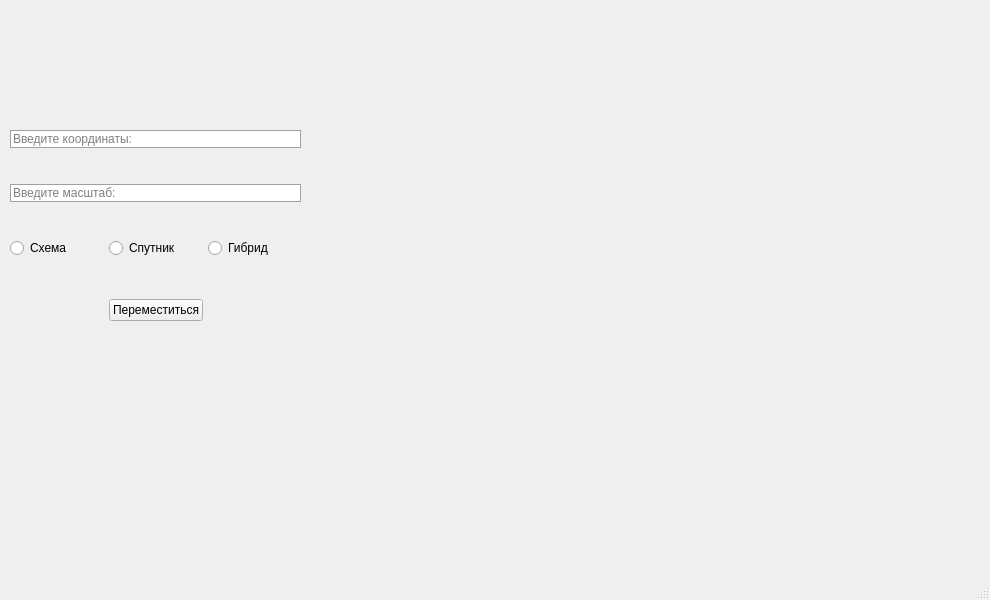
Old version of the form map_api.ui in the repository Proksima1/Maps-api.
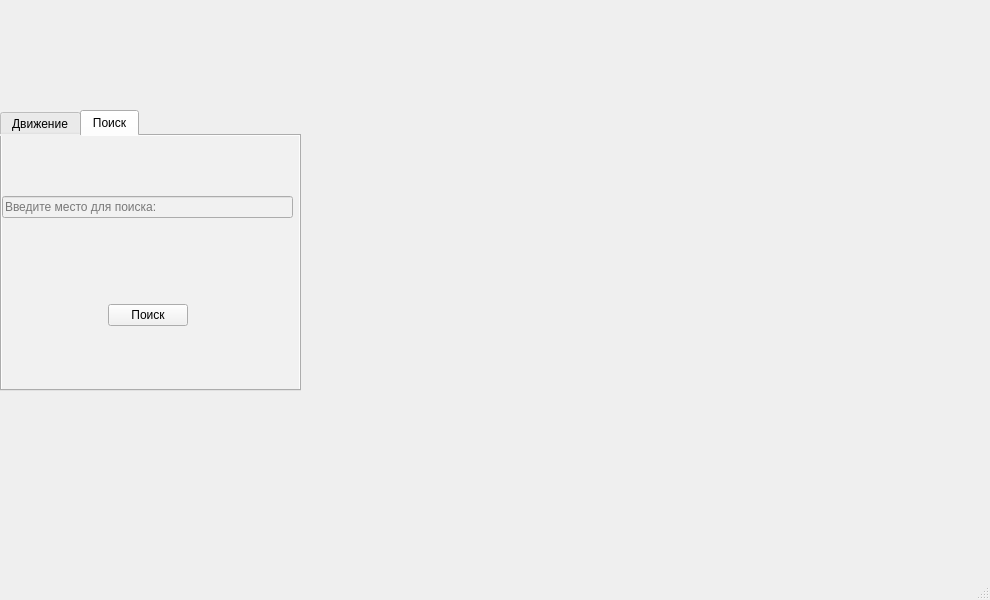
New version of the form. The open tabs and pages were chosen to show the change.

Commit message: Немного поправил код

The edit to the form file:
```diff
--- a/map_api.ui
+++ b/map_api.ui
@@ -30,11 +30,30 @@
      <string/>
     </property>
    </widget>
+   <widget class="QTabWidget" name="tabWidget">
+    <property name="geometry">
+     <rect>
+      <x>0</x>
+      <y>110</y>
+      <width>301</width>
+      <height>281</height>
+     </rect>
+    </property>
+    <property name="styleSheet">
+     <string notr="true">background: rgb(241, 241, 241)</string>
+    </property>
+    <property name="currentIndex">
+     <number>0</number>
+    </property>
+    <widget class="QWidget" name="tab">
+     <attribute name="title">
+      <string>Движение</string>
+     </attribute>
    <widget class="QWidget" name="verticalLayoutWidget">
     <property name="geometry">
      <rect>
-      <x>10</x>
-      <y>100</y>
+        <x>0</x>
+        <y>0</y>
       <width>291</width>
       <height>251</height>
      </rect>
@@ -142,6 +161,85 @@
       </layout>
      </item>
     </layout>
+     </widget>
+    </widget>
+    <widget class="QWidget" name="tab_2">
+     <attribute name="title">
+      <string>Поиск</string>
+     </attribute>
+     <widget class="QWidget" name="verticalLayoutWidget_2">
+      <property name="geometry">
+       <rect>
+        <x>0</x>
+        <y>0</y>
+        <width>291</width>
+        <height>251</height>
+       </rect>
+      </property>
+      <layout class="QVBoxLayout" name="verticalLayout_2">
+       <item>
+        <widget class="QLineEdit" name="lineEdit_3">
+         <property name="placeholderText">
+          <string>Введите место для поиска:</string>
+         </property>
+        </widget>
+       </item>
+       <item>
+        <spacer name="verticalSpacer_2">
+         <property name="orientation">
+          <enum>Qt::Vertical</enum>
+         </property>
+         <property name="sizeType">
+          <enum>QSizePolicy::Minimum</enum>
+         </property>
+         <property name="sizeHint" stdset="0">
+          <size>
+           <width>20</width>
+           <height>20</height>
+          </size>
+         </property>
+        </spacer>
+       </item>
+       <item>
+        <layout class="QHBoxLayout" name="horizontalLayout_3">
+         <item>
+          <spacer name="horizontalSpacer_3">
+           <property name="orientation">
+            <enum>Qt::Horizontal</enum>
+           </property>
+           <property name="sizeHint" stdset="0">
+            <size>
+             <width>40</width>
+             <height>20</height>
+            </size>
+           </property>
+          </spacer>
+         </item>
+         <item>
+          <widget class="QPushButton" name="pushButton_2">
+           <property name="text">
+            <string>Поиск</string>
+           </property>
+          </widget>
+         </item>
+         <item>
+          <spacer name="horizontalSpacer_4">
+           <property name="orientation">
+            <enum>Qt::Horizontal</enum>
+           </property>
+           <property name="sizeHint" stdset="0">
+            <size>
+             <width>40</width>
+             <height>20</height>
+            </size>
+           </property>
+          </spacer>
+         </item>
+        </layout>
+       </item>
+      </layout>
+     </widget>
+    </widget>
    </widget>
   </widget>
   <widget class="QMenuBar" name="menubar">
```
Lines whose indentation alone changed are shown as unchanged. The commit also changes 1 other file.
